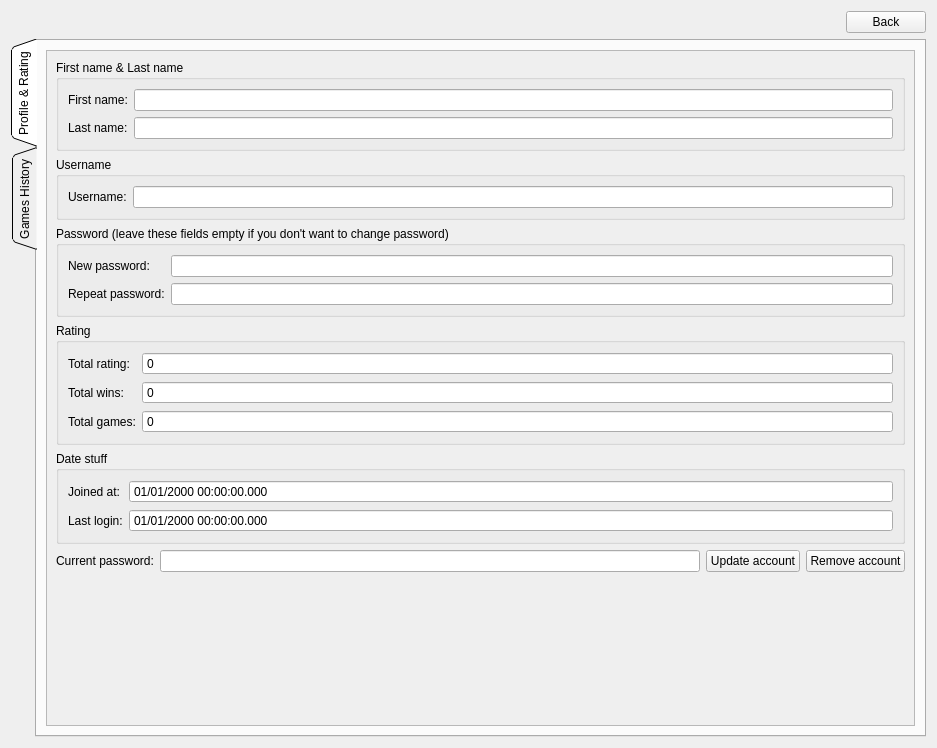
Old version of the form sos/gui/account_screen_ui.ui in the repository tornado80/sos-game-client.
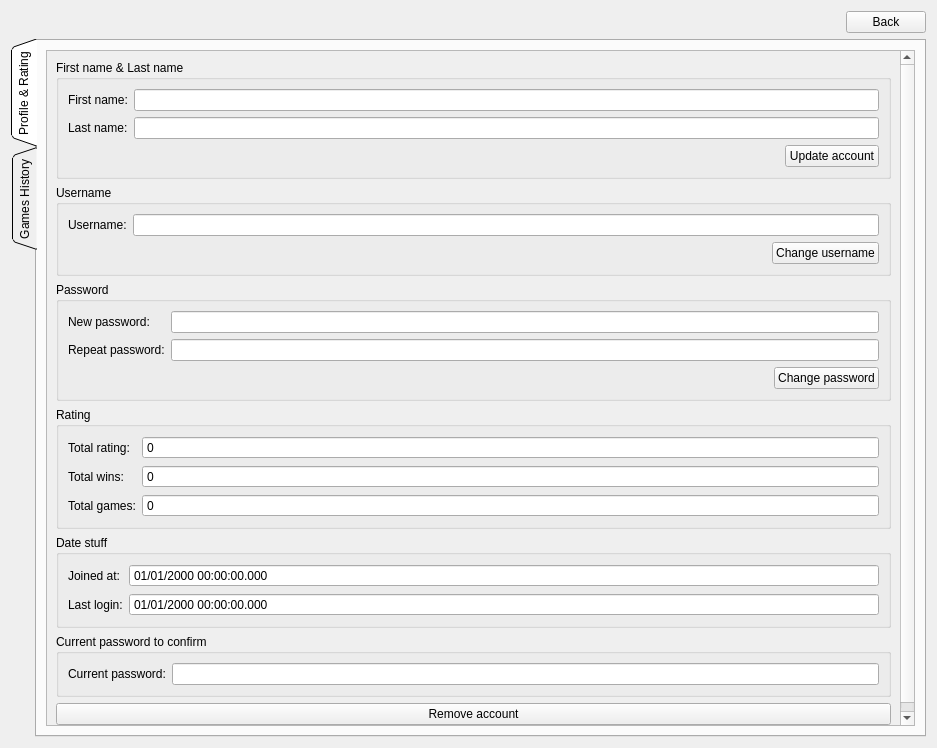
New version of the form.

Commit message: Account management operation are completed

```diff
--- a/sos/gui/account_screen_ui.ui
+++ b/sos/gui/account_screen_ui.ui
@@ -63,9 +63,9 @@
           <property name="geometry">
            <rect>
             <x>0</x>
-            <y>0</y>
-            <width>868</width>
-            <height>673</height>
+            <y>-85</y>
+            <width>854</width>
+            <height>758</height>
            </rect>
           </property>
           <layout class="QVBoxLayout" name="verticalLayout_3">
@@ -75,6 +75,30 @@
               <string>First name &amp;&amp; Last name</string>
              </property>
              <layout class="QGridLayout" name="gridLayout" columnstretch="0,0">
+              <item row="3" column="1">
+               <layout class="QHBoxLayout" name="horizontalLayout_2">
+                <item>
+                 <spacer name="horizontalSpacer_2">
+                  <property name="orientation">
+                   <enum>Qt::Horizontal</enum>
+                  </property>
+                  <property name="sizeHint" stdset="0">
+                   <size>
+                    <width>40</width>
+                    <height>20</height>
+                   </size>
+                  </property>
+                 </spacer>
+                </item>
+                <item>
+                 <widget class="QPushButton" name="updateAccountButton">
+                  <property name="text">
+                   <string>Update account</string>
+                  </property>
+                 </widget>
+                </item>
+               </layout>
+              </item>
               <item row="0" column="1">
                <widget class="QLineEdit" name="firstnameLineEdit"/>
               </item>
@@ -114,13 +138,37 @@
               <item row="0" column="1">
                <widget class="QLineEdit" name="usernameLineEdit"/>
               </item>
+              <item row="1" column="1">
+               <layout class="QHBoxLayout" name="horizontalLayout_4">
+                <item>
+                 <spacer name="horizontalSpacer_3">
+                  <property name="orientation">
+                   <enum>Qt::Horizontal</enum>
+                  </property>
+                  <property name="sizeHint" stdset="0">
+                   <size>
+                    <width>40</width>
+                    <height>20</height>
+                   </size>
+                  </property>
+                 </spacer>
+                </item>
+                <item>
+                 <widget class="QPushButton" name="changeUsernameButton">
+                  <property name="text">
+                   <string>Change username</string>
+                  </property>
+                 </widget>
+                </item>
+               </layout>
+              </item>
              </layout>
             </widget>
            </item>
            <item>
             <widget class="QGroupBox" name="groupBox_3">
              <property name="title">
-              <string>Password (leave these fields empty if you don't want to change password)</string>
+              <string>Password</string>
              </property>
              <layout class="QGridLayout" name="gridLayout_3">
               <item row="0" column="1">
@@ -151,6 +199,30 @@
                 </property>
                </widget>
               </item>
+              <item row="2" column="1">
+               <layout class="QHBoxLayout" name="horizontalLayout_6">
+                <item>
+                 <spacer name="horizontalSpacer_4">
+                  <property name="orientation">
+                   <enum>Qt::Horizontal</enum>
+                  </property>
+                  <property name="sizeHint" stdset="0">
+                   <size>
+                    <width>40</width>
+                    <height>20</height>
+                   </size>
+                  </property>
+                 </spacer>
+                </item>
+                <item>
+                 <widget class="QPushButton" name="changePasswordButton">
+                  <property name="text">
+                   <string>Change password</string>
+                  </property>
+                 </widget>
+                </item>
+               </layout>
+              </item>
              </layout>
             </widget>
            </item>
@@ -264,26 +336,26 @@
             </widget>
            </item>
            <item>
-            <layout class="QHBoxLayout" name="horizontalLayout_3" stretch="0,1,0,0">
-             <item>
+            <widget class="QGroupBox" name="groupBox_6">
+             <property name="title">
+              <string>Current password to confirm</string>
+             </property>
+             <layout class="QGridLayout" name="gridLayout_6" columnstretch="0,1">
+              <item row="0" column="0">
               <widget class="QLabel" name="label_11">
                <property name="text">
                 <string>Current password:</string>
                </property>
               </widget>
              </item>
-             <item>
+              <item row="0" column="1">
               <widget class="QLineEdit" name="currentPasswordLineEdit">
                <property name="echoMode">
                 <enum>QLineEdit::Password</enum>
                </property>
               </widget>
              </item>
-             <item>
-              <widget class="QPushButton" name="updateAccountButton">
-               <property name="text">
-                <string>Update account</string>
-               </property>
+             </layout>
               </widget>
              </item>
              <item>
@@ -292,8 +364,6 @@
                 <string>Remove account</string>
                </property>
               </widget>
-             </item>
-            </layout>
            </item>
            <item>
             <spacer name="verticalSpacer">
```
Lines whose indentation alone changed are shown as unchanged. The commit also changes 3 other files.
